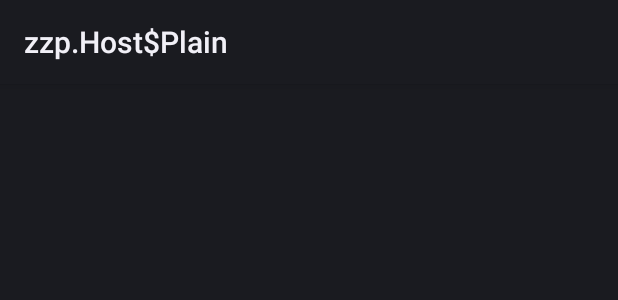
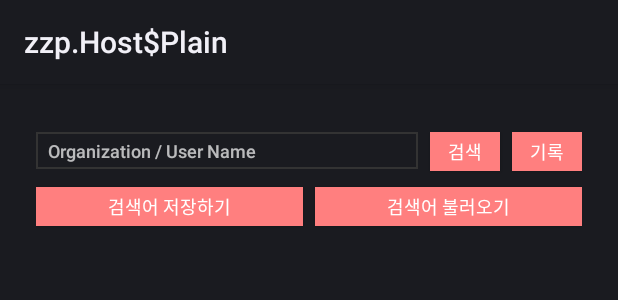
Before and after one commit to svclaw2000/AndroidTutorial, an Android app: the layout activity_home.xml on its own in the app's theme, with its tools: preview values and no code run, on a phone screen of 412 x 824 dp. Shown: the top 300 px of the screen. Run offline under Robolectric (Android 15) with nearby library versions, the phone set to English and light mode, and no system bars.

Commit message:
홈화면 레이아웃 추가

```diff
--- /dev/null
+++ b/presentation/src/main/res/drawable/rect_border.xml
@@ -0,0 +1,8 @@
+<?xml version="1.0" encoding="utf-8"?>
+<shape xmlns:android="http://schemas.android.com/apk/res/android"
+    android:shape="rectangle">
+
+    <stroke
+        android:width="1dp"
+        android:color="@color/gray_80" />
+</shape>
--- /dev/null
+++ b/presentation/src/main/res/drawable/rect_red.xml
@@ -0,0 +1,6 @@
+<?xml version="1.0" encoding="utf-8"?>
+<shape xmlns:android="http://schemas.android.com/apk/res/android"
+    android:shape="rectangle">
+
+    <solid android:color="@color/red_50" />
+</shape>
--- a/presentation/src/main/res/layout/activity_home.xml
+++ b/presentation/src/main/res/layout/activity_home.xml
@@ -1,9 +1,100 @@
 <?xml version="1.0" encoding="utf-8"?>
 <androidx.constraintlayout.widget.ConstraintLayout xmlns:android="http://schemas.android.com/apk/res/android"
     xmlns:app="http://schemas.android.com/apk/res-auto"
-    xmlns:tools="http://schemas.android.com/tools"
     android:layout_width="match_parent"
     android:layout_height="match_parent"
-    tools:context=".ui.home.HomeActivity">
+    android:paddingHorizontal="24dp"
+    android:paddingVertical="32dp">
 
+    <EditText
+        android:id="@+id/editText_keyword"
+        android:layout_width="0dp"
+        android:layout_height="wrap_content"
+        android:layout_marginEnd="8dp"
+        android:background="@drawable/rect_border"
+        android:hint="@string/hint_keyword"
+        android:minWidth="0dp"
+        android:minHeight="0dp"
+        android:paddingHorizontal="8dp"
+        android:paddingVertical="4dp"
+        android:textSize="12sp"
+        app:layout_constraintEnd_toStartOf="@id/button_search"
+        app:layout_constraintStart_toStartOf="parent"
+        app:layout_constraintTop_toTopOf="parent" />
+
+    <Button
+        android:id="@+id/button_search"
+        android:layout_width="wrap_content"
+        android:layout_height="wrap_content"
+        android:layout_marginEnd="8dp"
+        android:background="@drawable/rect_red"
+        android:minWidth="0dp"
+        android:minHeight="0dp"
+        android:paddingHorizontal="12dp"
+        android:paddingVertical="4dp"
+        android:text="@string/search"
+        android:textColor="@color/white"
+        android:textSize="12sp"
+        app:layout_constraintEnd_toStartOf="@id/button_history"
+        app:layout_constraintTop_toTopOf="parent" />
+
+    <Button
+        android:id="@+id/button_history"
+        android:layout_width="wrap_content"
+        android:layout_height="wrap_content"
+        android:background="@drawable/rect_red"
+        android:minWidth="0dp"
+        android:minHeight="0dp"
+        android:paddingHorizontal="12dp"
+        android:paddingVertical="4dp"
+        android:text="@string/history"
+        android:textColor="@color/white"
+        android:textSize="12sp"
+        app:layout_constraintEnd_toEndOf="parent"
+        app:layout_constraintTop_toTopOf="parent" />
+
+    <Button
+        android:id="@+id/button_saveKeyword"
+        android:layout_width="0dp"
+        android:layout_height="wrap_content"
+        android:layout_marginTop="12dp"
+        android:background="@drawable/rect_red"
+        android:minWidth="0dp"
+        android:minHeight="0dp"
+        android:paddingHorizontal="12dp"
+        android:paddingVertical="4dp"
+        android:text="@string/saveKeyword"
+        android:textColor="@color/white"
+        android:textSize="12sp"
+        app:layout_constraintEnd_toStartOf="@id/button_loadKeyword"
+        app:layout_constraintStart_toStartOf="parent"
+        app:layout_constraintTop_toBottomOf="@id/editText_keyword" />
+
+    <Button
+        android:id="@+id/button_loadKeyword"
+        android:layout_width="0dp"
+        android:layout_height="wrap_content"
+        android:layout_marginStart="8dp"
+        android:layout_marginTop="12dp"
+        android:background="@drawable/rect_red"
+        android:minWidth="0dp"
+        android:minHeight="0dp"
+        android:paddingHorizontal="12dp"
+        android:paddingVertical="4dp"
+        android:text="@string/loadKeyword"
+        android:textColor="@color/white"
+        android:textSize="12sp"
+        app:layout_constraintEnd_toEndOf="parent"
+        app:layout_constraintStart_toEndOf="@id/button_saveKeyword"
+        app:layout_constraintTop_toBottomOf="@id/editText_keyword" />
+
+    <androidx.recyclerview.widget.RecyclerView
+        android:id="@+id/recyclerView"
+        android:layout_width="0dp"
+        android:layout_height="0dp"
+        android:layout_marginTop="24dp"
+        app:layout_constraintBottom_toBottomOf="parent"
+        app:layout_constraintEnd_toEndOf="parent"
+        app:layout_constraintStart_toStartOf="parent"
+        app:layout_constraintTop_toBottomOf="@id/button_saveKeyword" />
 </androidx.constraintlayout.widget.ConstraintLayout>
--- /dev/null
+++ b/presentation/src/main/res/values/colors.xml
@@ -0,0 +1,7 @@
+<?xml version="1.0" encoding="utf-8"?>
+<resources>
+    <color name="red_50">#FF7F7F</color>
+    <color name="white">#FFFFFF</color>
+    <color name="gray_80">#333333</color>
+    <color name="gray_20">#CCCCCC</color>
+</resources>
--- a/presentation/src/main/res/values/strings.xml
+++ b/presentation/src/main/res/values/strings.xml
@@ -1 +1,7 @@
-<resources></resources>
+<resources>
+    <string name="history">기록</string>
+    <string name="search">검색</string>
+    <string name="hint_keyword">Organization / User Name</string>
+    <string name="saveKeyword">검색어 저장하기</string>
+    <string name="loadKeyword">검색어 불러오기</string>
+</resources>
```
